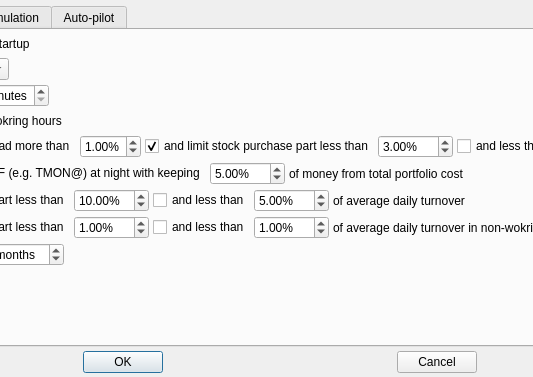
Before: the Qt Designer form app/src/dialogs/settingsdialog/settingsdialog.ui in Gris87/TInvestor, drawn with Qt 5; both pictures show x 150 to 683 and y 0 to 377 of the 1173 by 377 pixel window.
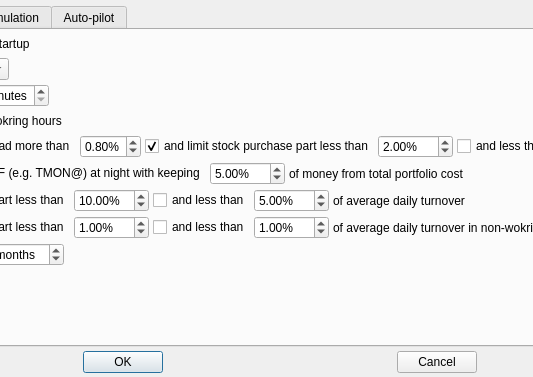
After: the same form once the commit is applied. Icons and pictures are not drawn.

Commit message: Script for operations statistics

```diff
--- a/app/src/dialogs/settingsdialog/settingsdialog.ui
+++ b/app/src/dialogs/settingsdialog/settingsdialog.ui
@@ -227,7 +227,7 @@
                <string notr="true">%</string>
               </property>
               <property name="minimum">
-               <double>0.300000000000000</double>
+               <double>0.500000000000000</double>
               </property>
               <property name="maximum">
                <double>5.000000000000000</double>
@@ -236,7 +236,7 @@
                <double>0.100000000000000</double>
               </property>
               <property name="value">
-               <double>1.000000000000000</double>
+               <double>0.800000000000000</double>
               </property>
              </widget>
             </item>
@@ -280,7 +280,7 @@
                   <double>0.100000000000000</double>
                  </property>
                  <property name="value">
-                  <double>3.000000000000000</double>
+                  <double>2.000000000000000</double>
                  </property>
                 </widget>
                </item>
```
The commit also changes 1 other file.
